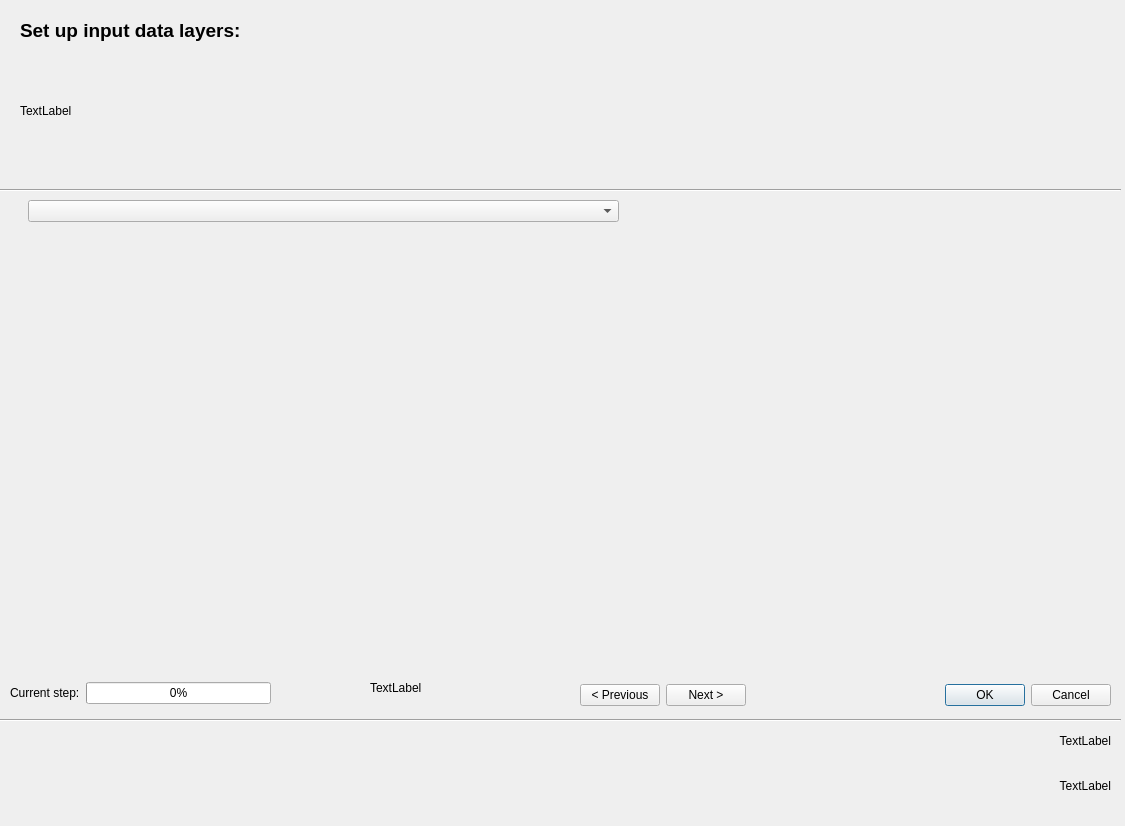
The window that ui/gui_tests_dialog_base.ui (JanCaha/Erosion-Data-Preparation-Plugin) describes before a commit, drawn with Qt 5.
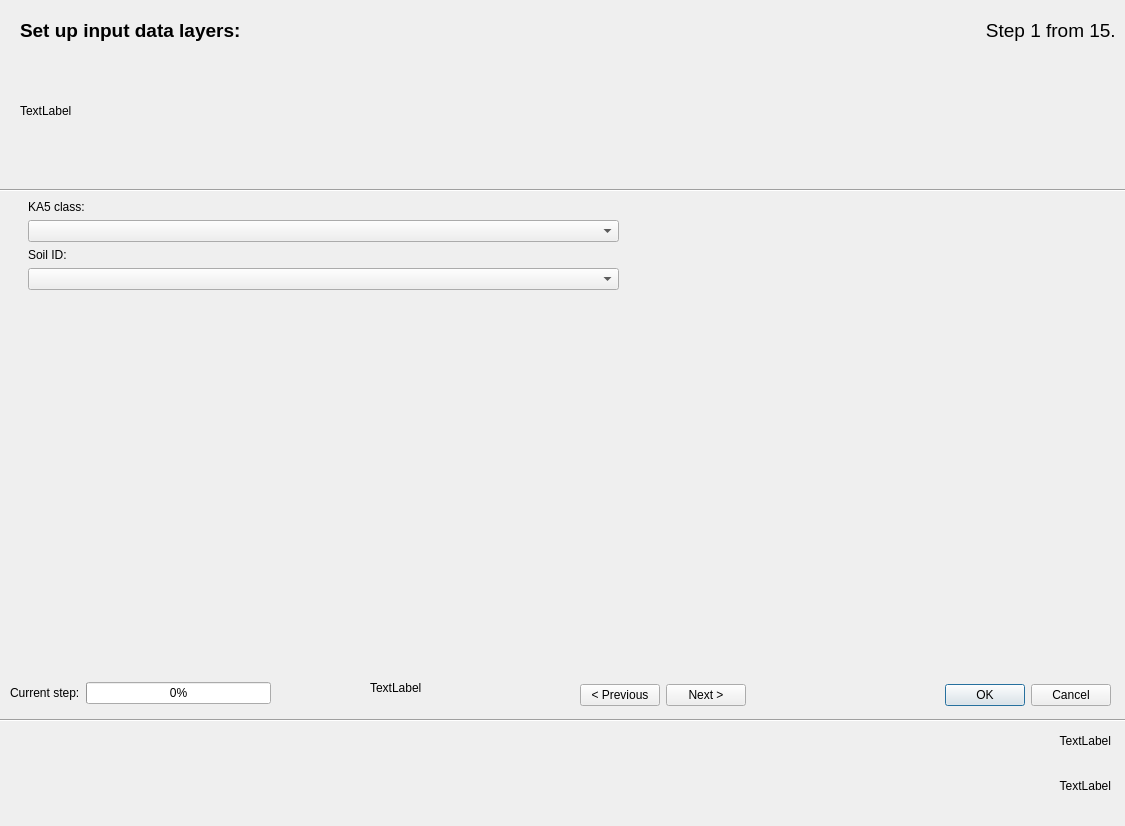
The same window after the commit. The open tabs and pages were chosen to show the change. Custom widgets are drawn as their Qt base class.

What changed in the file:
```diff
--- a/ui/gui_tests_dialog_base.ui
+++ b/ui/gui_tests_dialog_base.ui
@@ -99,13 +99,34 @@
       </rect>
      </property>
      <layout class="QFormLayout" name="formLayout">
-      <item row="0" column="1">
+      <item row="1" column="1">
        <widget class="QgsFieldComboBox" name="field_ka5_cb">
         <property name="allowEmptyFieldName">
          <bool>true</bool>
         </property>
        </widget>
       </item>
+      <item row="3" column="1">
+       <widget class="QgsFieldComboBox" name="field_soilid_cb">
+        <property name="allowEmptyFieldName">
+         <bool>true</bool>
+        </property>
+       </widget>
+      </item>
+      <item row="0" column="1">
+       <widget class="QLabel" name="label_ka5_class">
+        <property name="text">
+         <string>KA5 class:</string>
+        </property>
+       </widget>
+      </item>
+      <item row="2" column="1">
+       <widget class="QLabel" name="label_soil_id">
+        <property name="text">
+         <string>Soil ID:</string>
+        </property>
+       </widget>
+      </item>
      </layout>
     </widget>
    </widget>
@@ -653,7 +674,7 @@
     <rect>
      <x>20</x>
      <y>10</y>
-     <width>931</width>
+     <width>591</width>
      <height>41</height>
     </rect>
    </property>
@@ -687,9 +708,9 @@
   <widget class="Line" name="line">
    <property name="geometry">
     <rect>
-     <x>0</x>
+     <x>-10</x>
      <y>180</y>
-     <width>1121</width>
+     <width>1171</width>
      <height>20</height>
     </rect>
    </property>
@@ -700,9 +721,9 @@
   <widget class="Line" name="line_2">
    <property name="geometry">
     <rect>
-     <x>0</x>
+     <x>-10</x>
      <y>710</y>
-     <width>1121</width>
+     <width>1151</width>
      <height>20</height>
     </rect>
    </property>
@@ -751,6 +772,29 @@
     <set>Qt::AlignRight|Qt::AlignTrailing|Qt::AlignVCenter</set>
    </property>
   </widget>
+  <widget class="QLabel" name="qlabel_steps">
+   <property name="geometry">
+    <rect>
+     <x>890</x>
+     <y>10</y>
+     <width>231</width>
+     <height>41</height>
+    </rect>
+   </property>
+   <property name="font">
+    <font>
+     <pointsize>14</pointsize>
+     <weight>50</weight>
+     <bold>false</bold>
+    </font>
+   </property>
+   <property name="text">
+    <string>Step 1 from 15. </string>
+   </property>
+   <property name="alignment">
+    <set>Qt::AlignRight|Qt::AlignTrailing|Qt::AlignVCenter</set>
+   </property>
+  </widget>
  </widget>
  <customwidgets>
   <customwidget>
```
Left out of the diff: 15 changed lines with no effect on the pictures.
